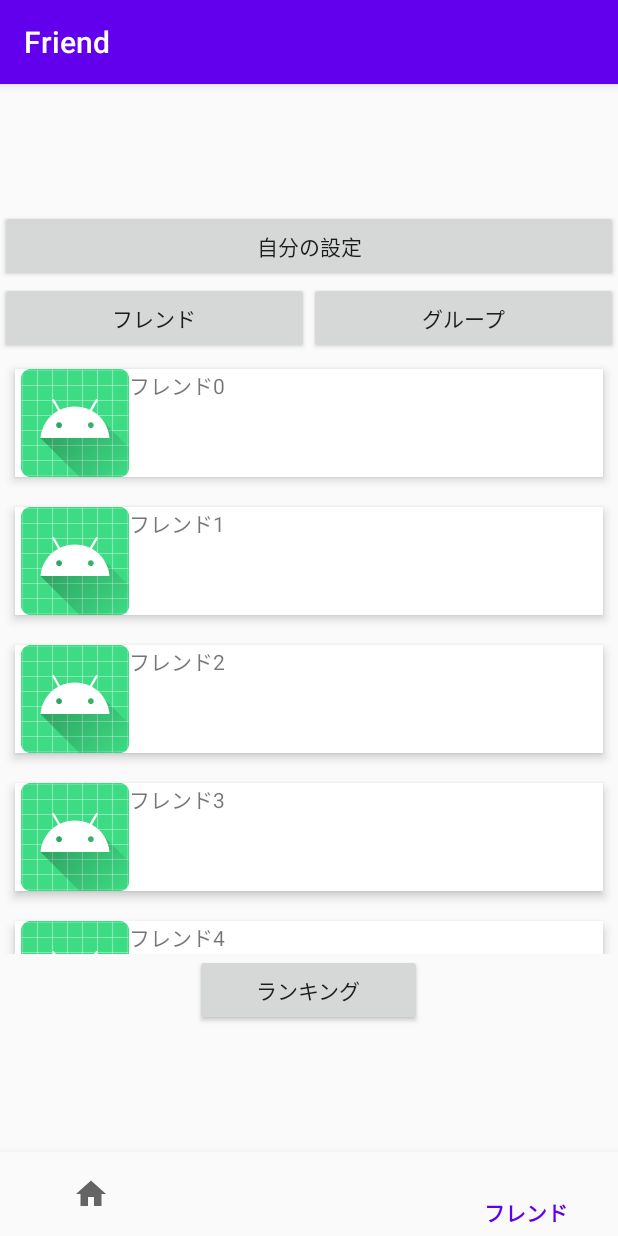
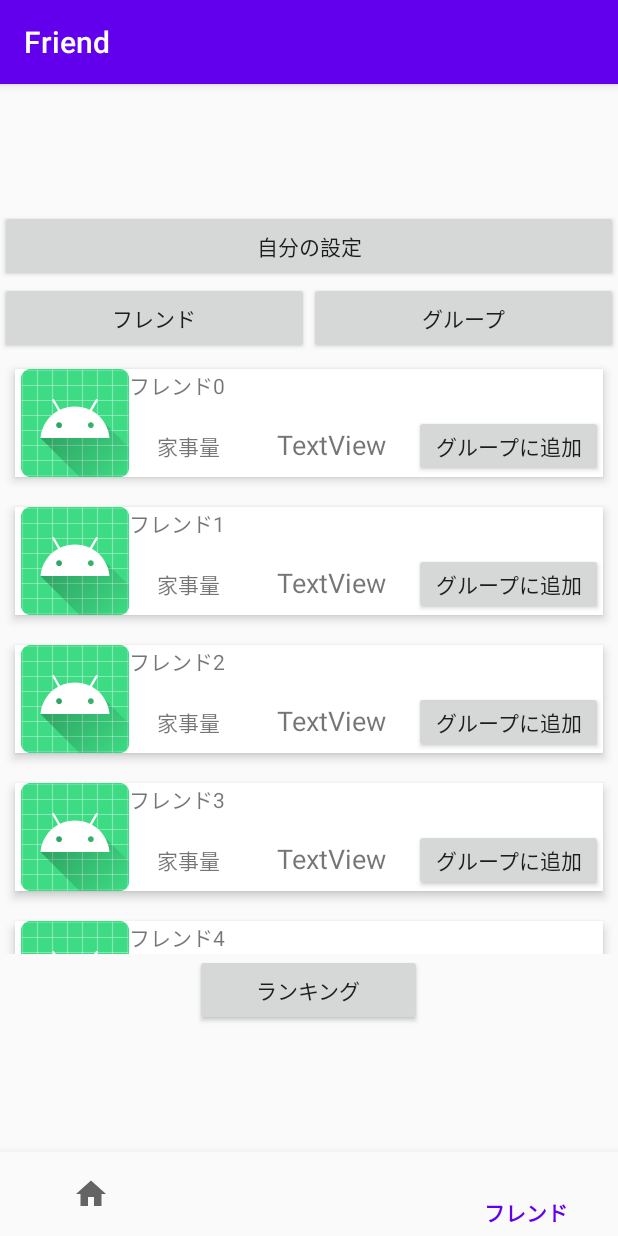
Before and after one commit to junki-gnct/miekaji-app, an Android app: the FriendFragment screen opened through its navigation route, on a phone screen of 412 x 824 dp. Run offline under Robolectric (Android 15) with nearby library versions, the phone set to English and light mode, and no system bars; our stand-ins replace navigation-ui.

Commit message:
#3 家事量が表示できるようになった

```diff
--- a/app/src/main/java/jp/ac/gifu_nct/miekaji/ui/friend/FriendFragment.kt
+++ b/app/src/main/java/jp/ac/gifu_nct/miekaji/ui/friend/FriendFragment.kt
@@ -1,14 +1,20 @@
 package jp.ac.gifu_nct.miekaji.ui.friend
 
 import android.os.Bundle
+import android.text.TextUtils.replace
+import android.util.Log
 import android.view.LayoutInflater
 import android.view.View
+import android.view.View.inflate
 import android.view.ViewGroup
+import android.widget.Button
 import android.widget.TextView
 import androidx.fragment.app.Fragment
+import androidx.fragment.app.ListFragment
 import androidx.lifecycle.Observer
 import androidx.lifecycle.ViewModelProviders
 import jp.ac.gifu_nct.miekaji.R
+import kotlinx.android.synthetic.main.activity_main.*
 
 class FriendFragment : Fragment() {
 
@@ -28,4 +34,25 @@ class FriendFragment : Fragment() {
         })*/
         return root
     }
+
+    override fun onViewCreated(view: View, savedInstanceState: Bundle?) {
+        super.onViewCreated(view, savedInstanceState)
+        val Friend=view.findViewById<Button>(R.id.frikistbutton)
+        val Group=view.findViewById<Button>(R.id.grolistbutton)
+        val Rank=view.findViewById<Button>(R.id.rankingbutton)
+        Friend.setOnClickListener {
+            //フレンドリストに切り替絵
+        }
+        Group.setOnClickListener {
+            //グループリストに切り替え
+        }
+        Rank.setOnClickListener {
+            //家事量でソートする
+            /*val workFragment=WorkFragment()
+            val fragmentTransaction=fragmentManager?.beginTransaction()
+            fragmentTransaction?.addToBackStack(null)
+            fragmentTransaction?.replace(R.id.nav_host_fragment,workFragment)
+            fragmentTransaction?.commit()*/
+        }
+    }
 }
--- a/app/src/main/java/jp/ac/gifu_nct/miekaji/ui/list/ListFragment.kt
+++ b/app/src/main/java/jp/ac/gifu_nct/miekaji/ui/list/ListFragment.kt
@@ -1,6 +1,5 @@
 package jp.ac.gifu_nct.miekaji.ui.list
 
-import android.content.Context
 import android.os.Bundle
 import android.util.Log
 import android.view.LayoutInflater
@@ -9,7 +8,6 @@ import android.view.ViewGroup
 import android.widget.Toast
 import androidx.fragment.app.Fragment
 import androidx.recyclerview.widget.LinearLayoutManager
-import jp.ac.gifu_nct.miekaji.MainActivity
 import jp.ac.gifu_nct.miekaji.R
 import kotlinx.android.synthetic.main.fragment_list.*
 
--- a/app/src/main/res/layout/fragment_list.xml
+++ b/app/src/main/res/layout/fragment_list.xml
@@ -11,9 +11,7 @@
         android:layout_height="wrap_content"
         app:layout_constraintBottom_toBottomOf="parent"
         app:layout_constraintEnd_toEndOf="parent"
-        app:layout_constraintHorizontal_bias="1.0"
         app:layout_constraintStart_toStartOf="parent"
-        app:layout_constraintTop_toTopOf="parent"
-        app:layout_constraintVertical_bias="1.0" />
+        app:layout_constraintTop_toTopOf="parent" />
 
 </androidx.constraintlayout.widget.ConstraintLayout>
--- a/app/src/main/res/layout/recycle_item.xml
+++ b/app/src/main/res/layout/recycle_item.xml
@@ -27,12 +27,52 @@
             android:layout_height="wrap_content"
             app:srcCompat="@mipmap/ic_launcher_round" />
 
-        <TextView
-            android:id="@+id/name"
+        <LinearLayout
             android:layout_width="match_parent"
-            android:layout_height="wrap_content"
+            android:layout_height="match_parent"
             android:layout_weight="1"
-            android:text="TextView" />
+            android:orientation="vertical">
+
+            <TextView
+                android:id="@+id/name"
+                android:layout_width="match_parent"
+                android:layout_height="wrap_content"
+                android:layout_weight="1"
+                android:text="TextView" />
+
+            <LinearLayout
+                android:layout_width="match_parent"
+                android:layout_height="32dp"
+                android:layout_weight="1"
+                android:orientation="horizontal">
+
+                <TextView
+                    android:id="@+id/textView4"
+                    android:layout_width="wrap_content"
+                    android:layout_height="wrap_content"
+                    android:layout_weight="1"
+                    android:gravity="center_horizontal"
+                    android:text="家事量" />
+
+                <TextView
+                    android:id="@+id/fworkValue"
+                    android:layout_width="wrap_content"
+                    android:layout_height="wrap_content"
+                    android:layout_weight="1"
+                    android:gravity="center_horizontal"
+                    android:text="TextView"
+                    android:textSize="18sp" />
+
+                <Button
+                    android:id="@+id/button4"
+                    android:layout_width="88dp"
+                    android:layout_height="wrap_content"
+                    android:layout_weight="1"
+                    android:text="グループに追加" />
+
+            </LinearLayout>
+
+        </LinearLayout>
 
     </LinearLayout>
 </androidx.constraintlayout.widget.ConstraintLayout>
```
